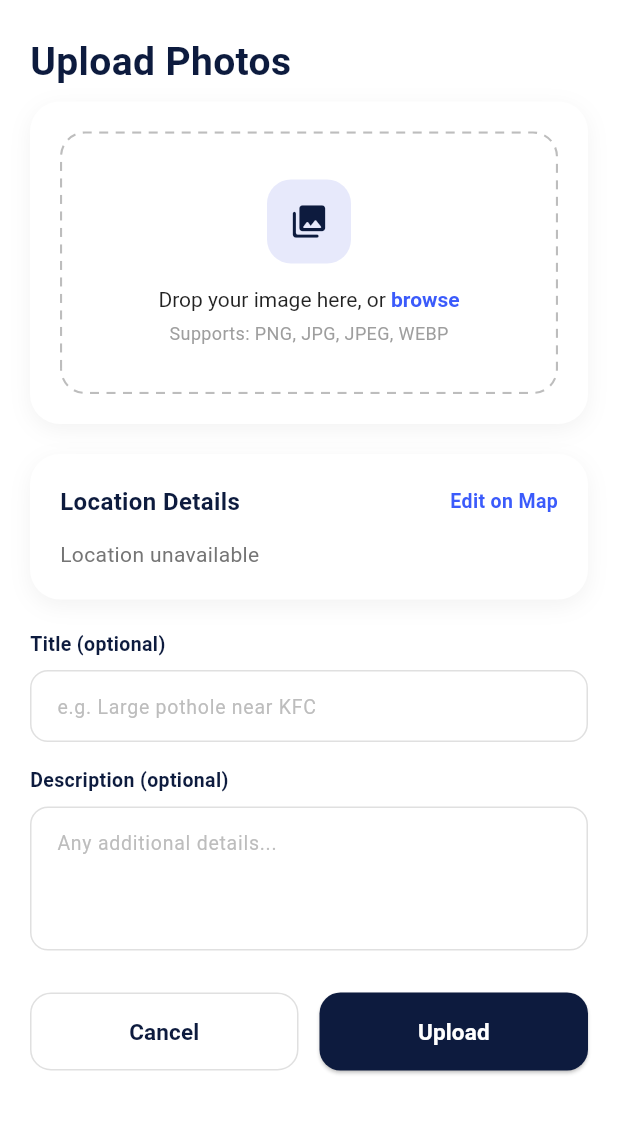
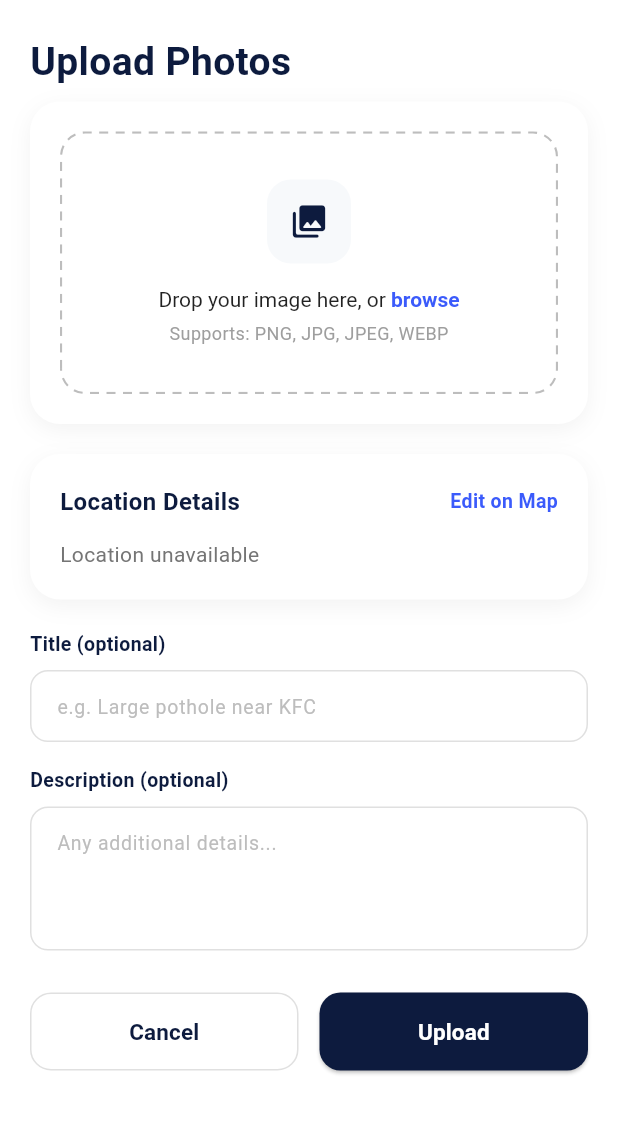
Before and after one commit to SafalNarshing/RADAR, a Flutter app: the ReportScreen screen opened directly, on a phone screen of 412 x 824 dp, the part 74-1208 px from its top. Run offline on Flutter 3.47's test engine with Material 3 defaults, Android fonts, the phone set to English and light mode, and no system bars; our stand-ins replace camera, flutter_map, geocoding, geolocator, image_picker, latlong2 and 2 more; accounts and stored records are empty.

Commit message:
change bg

```diff
--- a/frontend/khalto/lib/screens/dashcam/dashcam_screen.dart
+++ b/frontend/khalto/lib/screens/dashcam/dashcam_screen.dart
@@ -138,7 +138,7 @@ class _DashCamScreenState extends State<DashCamScreen>
   @override
   Widget build(BuildContext context) {
     return Scaffold(
-      backgroundColor: Colors.black,
+       backgroundColor: const Color(0xFFF7F9FB),
       body: SafeArea(child: _buildBody()),
     );
   }
--- a/frontend/khalto/lib/screens/report/report_screen.dart
+++ b/frontend/khalto/lib/screens/report/report_screen.dart
@@ -13,7 +13,8 @@ import '../../widgets/detection_dialogs.dart';
 import 'edit_location_map_screen.dart';
 
 const _navy = Color(0xFF0D1B3E);
-const _lavender = Color(0xFFE7E9FB);
+const _lavender = Color(0xFFF7F9FB);
+
 const _linkBlue = Color(0xFF3B5BFB);
 // const _pageBg = Color(FFFFF);
 
```
Also changed, not shown: frontend/khalto/lib/screens/feed/feed_screen.dart (+8 -9 lines).
